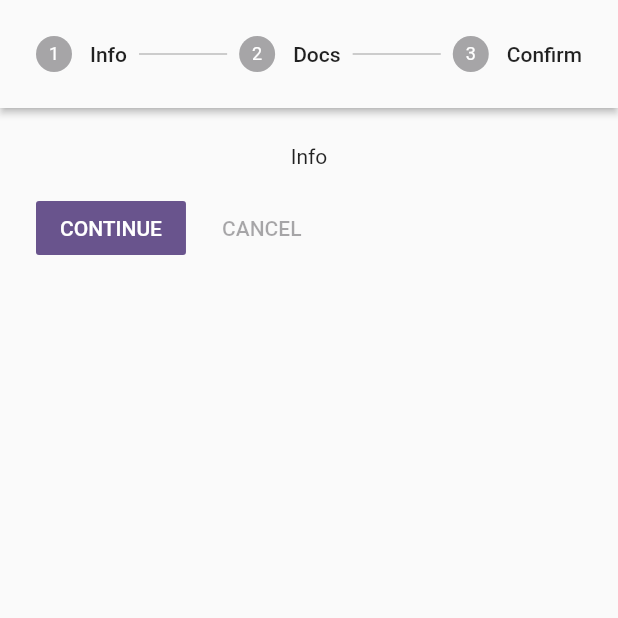
After one commit to tejasgadge2504/RAILEASE, a Flutter app: the registration screen opened directly, on a phone screen of 412 x 824 dp, the top half of it. The commit adds this screen. Run offline on Flutter 3.47's test engine with Material 3 defaults, Android fonts, the phone set to English and light mode, and no system bars.

Commit message:
deepak kumbhar updated

```diff
--- /dev/null
+++ b/lib/registration.dart
@@ -0,0 +1,37 @@
+import 'package:flutter/cupertino.dart';
+import 'package:flutter/foundation.dart';
+import 'package:flutter/material.dart';
+import  'package:flutter/src/material/stepper.dart';
+
+class registration extends StatelessWidget {
+  List<Step>stepList()=>[
+    const Step(title: const Text('Info'), content: Center(
+      child: Text("Info"),
+    )), const Step(title: const Text('Docs'), content: Center(
+      child: Text("Docs"),
+    )), const Step(title: const Text('Confirm'), content: Center(
+      child: Text("Confirm"),
+    )),
+  ];
+
+  int _activeStepIndex=0;
+
+  @override
+  Widget build(BuildContext context) {
+    return Scaffold(
+      body: Stepper(
+        type: StepperType.horizontal,
+        currentStep: _activeStepIndex,
+        steps: stepList(),
+        onStepContinue: () {
+          if (_activeStepIndex < stepList().length - 1) {
+            _activeStepIndex += 1;
+          }
+          setState(){
+
+          }
+        },
+      )
+    );
+  }
+}
--- a/lib/src/constants/colors.dart
+++ b/lib/src/constants/colors.dart
@@ -2,6 +2,6 @@ import 'package:flutter/material.dart';
 
 const tapp_color = Colors.cyanAccent;
 
-const tbutton_widget_color = Colors.cyanAccent;
+const tbutton_widget_color = Colors.deepPurpleAccent;
 
 const tAppbar_color = Colors.deepPurpleAccent;
```
Also changed, not shown: lib/Mypage.dart (+17 -2 lines), lib/main.dart (+22 -8 lines).
